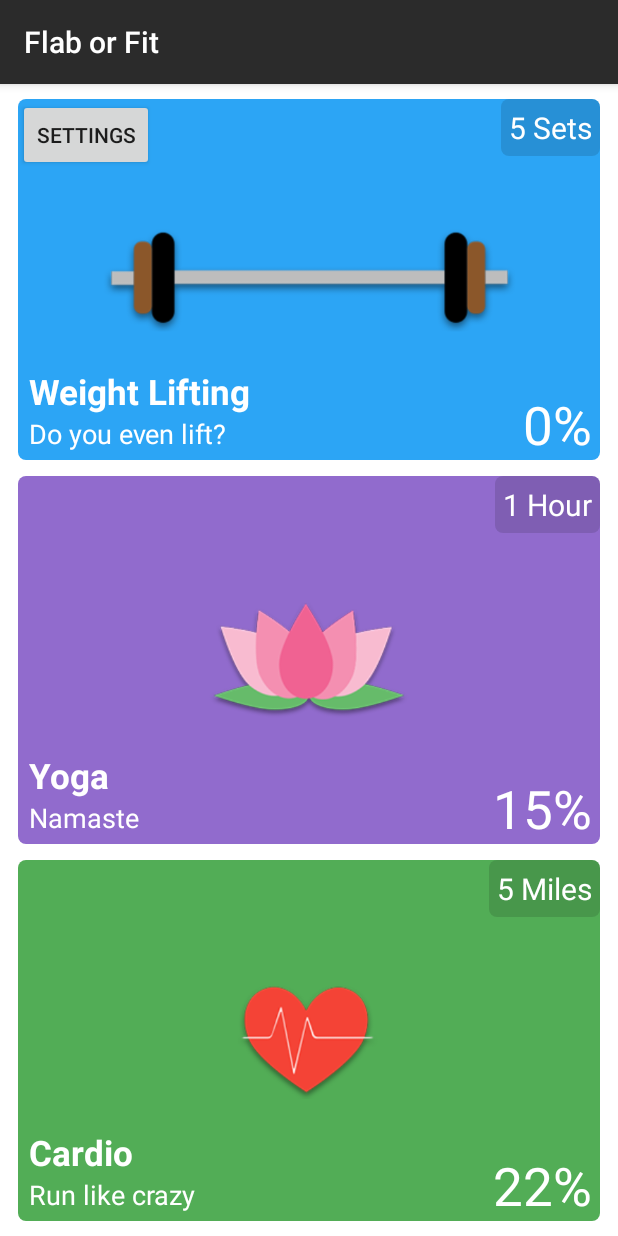
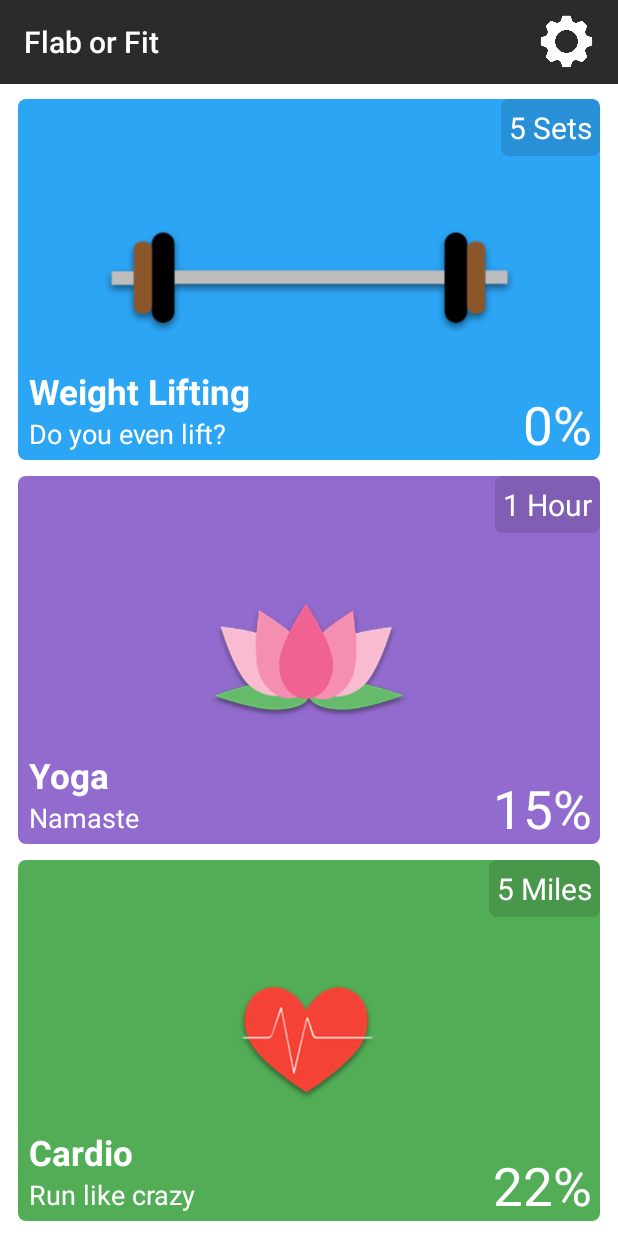
Before and after one commit to Mateaus/Flab-or-Fit, an Android app: the screen it shows after launch (MainActivity), on a phone screen of 412 x 824 dp. Run offline under Robolectric (Android 15) with nearby library versions, the phone set to English and light mode, and no system bars.

Commit message:
Change toolbar, debugging
- Took the default toolbar off and create one instead so I can customize it.
- Added a cog button on the toolbar that will give the user optiosn to change the screen color.
- Figure out an error I had with the themes and a line of code inside SettingActivity which I decided to comment out with a comment in line 25.

```diff
--- a/app/src/main/java/com/example/mat/flaborfit/MainActivity.java
+++ b/app/src/main/java/com/example/mat/flaborfit/MainActivity.java
@@ -1,5 +1,6 @@
 package com.example.mat.flaborfit;
 
+import android.app.Activity;
 import android.content.Intent;
 import android.support.v7.app.AppCompatActivity;
 import android.os.Bundle;
--- a/app/src/main/java/com/example/mat/flaborfit/SettingsActivity.java
+++ b/app/src/main/java/com/example/mat/flaborfit/SettingsActivity.java
@@ -13,7 +13,7 @@ import android.content.Intent;
 public class SettingsActivity extends AppCompatActivity {
 
     public static String mode = "light";
-    CheckBox nightMode;
+    public static CheckBox nightMode;
     Button returnBtn;
     LinearLayout settingLayout;
 
@@ -22,7 +22,7 @@ public class SettingsActivity extends AppCompatActivity {
     protected void onCreate(Bundle savedInstanceState) {
         super.onCreate(savedInstanceState);
         setContentView(R.layout.activity_settings);
-        getSupportActionBar().setTitle("Settings");
+        //getSupportActionBar().setTitle("Settings"); //Don't use this if toolbar is gone, else it will crash everything!
 
         nightMode = (CheckBox)findViewById(R.id.nightMode);
         settingLayout = (LinearLayout)findViewById(R.id.settingLayout);
@@ -31,9 +31,11 @@ public class SettingsActivity extends AppCompatActivity {
         if (mode.equalsIgnoreCase("night")) {
             nightMode.setChecked(true);
             settingLayout.setBackgroundColor(getResources().getColor(R.color.colorPrimary, getApplicationContext().getTheme()));
+            nightMode.setTextColor(getResources().getColor(R.color.colorAccent));
         } else {
             nightMode.setChecked(false);
             settingLayout.setBackgroundColor(getResources().getColor(R.color.colorAccent, getApplicationContext().getTheme()));
+            nightMode.setTextColor(getResources().getColor(R.color.colorPrimaryDark));
         }
 
         nightMode.setOnClickListener(new View.OnClickListener() {
@@ -43,10 +45,12 @@ public class SettingsActivity extends AppCompatActivity {
                     mode = "night";
                     MainActivity.mainLayout.setBackgroundColor(getResources().getColor(R.color.colorPrimary, getApplicationContext().getTheme()));
                     settingLayout.setBackgroundColor(getResources().getColor(R.color.colorPrimary, getApplicationContext().getTheme()));
+                    nightMode.setTextColor(getResources().getColor(R.color.colorAccent));
                 } else {
                     mode = "light";
                     MainActivity.mainLayout.setBackgroundColor(getResources().getColor(R.color.colorAccent, getApplicationContext().getTheme()));
                     settingLayout.setBackgroundColor(getResources().getColor(R.color.colorAccent, getApplicationContext().getTheme()));
+                    nightMode.setTextColor(getResources().getColor(R.color.colorPrimaryDark));
                 }
             }
         });
--- a/app/src/main/res/layout/activity_main.xml
+++ b/app/src/main/res/layout/activity_main.xml
@@ -1,4 +1,6 @@
 <?xml version="1.0" encoding="utf-8"?>
+
+
 <LinearLayout xmlns:android="http://schemas.android.com/apk/res/android"
     xmlns:app="http://schemas.android.com/apk/res-auto"
     xmlns:tools="http://schemas.android.com/tools"
@@ -6,7 +8,32 @@
     android:layout_width="match_parent"
     android:layout_height="match_parent"
     android:orientation="vertical"
+    android:background="#fff"
     tools:context="com.example.mat.flaborfit.MainActivity">
+
+    <android.support.v7.widget.Toolbar
+        android:id="@+id/toolbar"
+        android:minHeight="?attr/actionBarSize"
+        android:background="#2b2b2b"
+        android:layout_width="match_parent"
+        android:layout_height="wrap_content">
+
+        <TextView
+            android:layout_width="wrap_content"
+            android:layout_height="match_parent"
+            android:text="Flab or Fit"
+            android:textAppearance="@style/TextAppearance.AppCompat.Light.SearchResult.Title"
+            android:textColor="#ffffffff" />
+
+        <Button
+            android:id="@+id/settingBtn"
+            android:layout_width="55dp"
+            android:layout_height="55dp"
+            android:layout_marginStart="260dp"
+            android:background="@drawable/cog_original"
+            android:textAlignment="center" />
+
+    </android.support.v7.widget.Toolbar>
 
     <RelativeLayout
         android:id="@+id/weightBtn"
@@ -26,7 +53,8 @@
             android:layout_height="wrap_content"
             android:layout_centerHorizontal="true"
             android:layout_centerVertical="true"
-            app:srcCompat="@drawable/weight" />
+            app:srcCompat="@drawable/weight"
+            android:textStyle="bold"/>
 
         <TextView
             android:id="@+id/weightResult"
@@ -77,14 +105,6 @@
             android:textAlignment="textEnd"
             android:textColor="#ffffffff"
             android:textSize="20dp" />
-
-        <Button
-            android:id="@+id/settingBtn"
-            android:layout_width="wrap_content"
-            android:layout_height="wrap_content"
-            android:layout_alignParentStart="true"
-            android:layout_alignParentTop="true"
-            android:text="Settings" />
 
     </RelativeLayout>
 
--- a/app/src/main/res/values/styles.xml
+++ b/app/src/main/res/values/styles.xml
@@ -1,7 +1,7 @@
 <resources>
 
     <!-- Base application theme. -->
-    <style name="AppTheme" parent="Theme.AppCompat.Light.DarkActionBar">
+    <style name="AppTheme" parent="Theme.AppCompat.NoActionBar">
         <!-- Customize your theme here. -->
         <item name="colorPrimary">@color/colorPrimary</item>
         <item name="colorPrimaryDark">@color/colorPrimaryDark</item>
```
Also changed, not shown: app/src/main/res/drawable/cog_original.jpg (added), app/src/main/res/drawable/cog_white.png (added).
